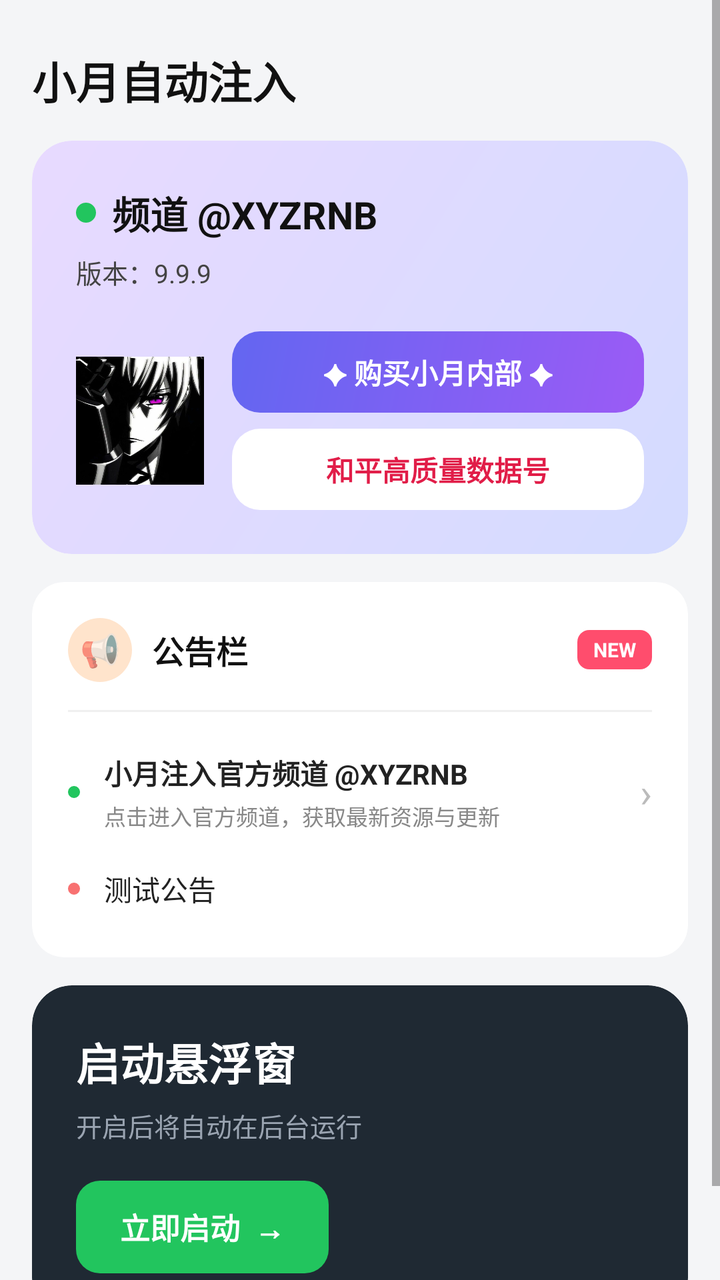
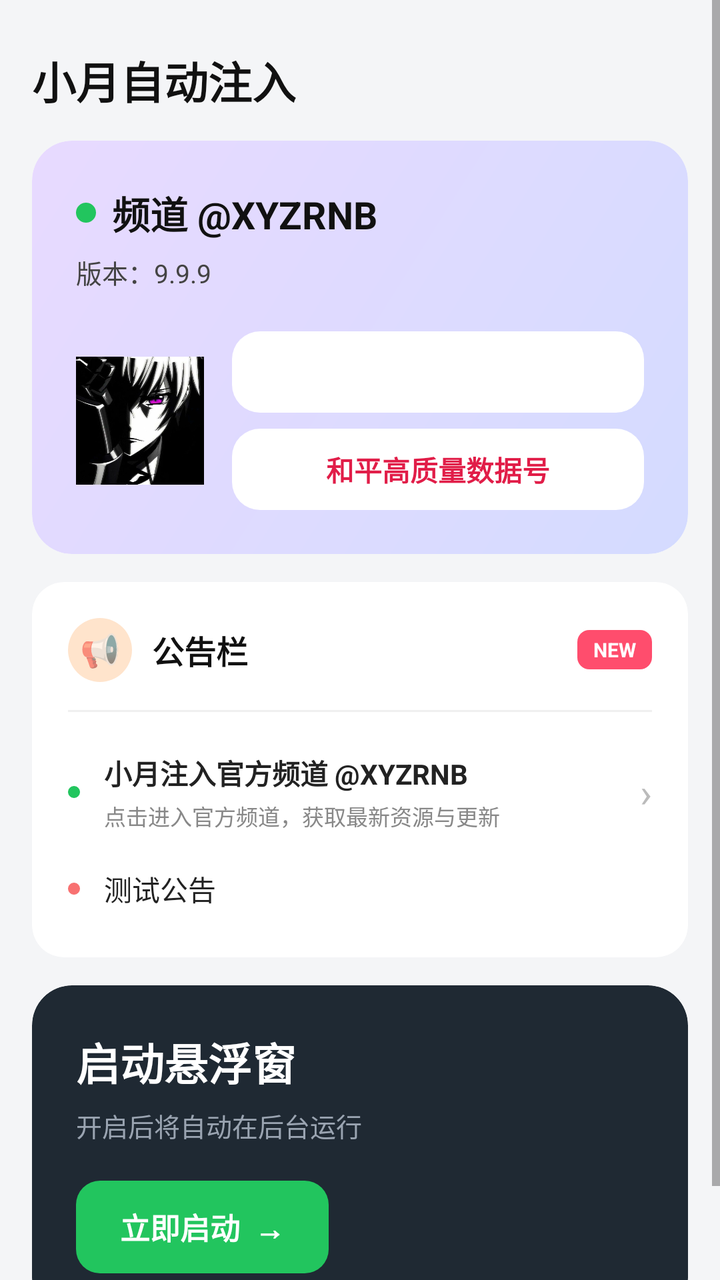

The first picture is an Android layout as it rendered before a commit; the second is the same layout after the commit. The layout source and the unified diff follow.
<!-- AndroidManifest.xml: application theme Theme.XYPAK -->
<!-- res/layout/fragment_home.xml -->
<?xml version="1.0" encoding="utf-8"?>
<ScrollView xmlns:android="http://schemas.android.com/apk/res/android"
    xmlns:app="http://schemas.android.com/apk/res-auto"
    android:layout_width="match_parent"
    android:layout_height="match_parent"
    android:fillViewport="true"
    android:background="@color/bg_main">

    <LinearLayout
        android:layout_width="match_parent"
        android:layout_height="wrap_content"
        android:orientation="vertical"
        android:padding="16dp">

        <TextView
            android:layout_width="wrap_content"
            android:layout_height="wrap_content"
            android:layout_marginTop="8dp"
            android:layout_marginBottom="14dp"
            android:text="小月自动注入"
            android:textColor="#111"
            android:textSize="22sp"
            android:textStyle="bold"/>

        
        <androidx.cardview.widget.CardView
            android:layout_width="match_parent"
            android:layout_height="wrap_content"
            app:cardCornerRadius="20dp"
            app:cardElevation="0dp">

            <LinearLayout
                android:layout_width="match_parent"
                android:layout_height="wrap_content"
                android:background="@drawable/bg_card_purple"
                android:orientation="vertical"
                android:padding="22dp">

                <LinearLayout
                    android:layout_width="wrap_content"
                    android:layout_height="wrap_content"
                    android:gravity="center_vertical"
                    android:orientation="horizontal">

                    <View
                        android:layout_width="10dp"
                        android:layout_height="10dp"
                        android:background="@drawable/dot_green"/>

                    <TextView
                        android:layout_width="wrap_content"
                        android:layout_height="wrap_content"
                        android:layout_marginLeft="8dp"
                        android:text="频道 @XYZRNB"
                        android:textColor="#111"
                        android:textSize="19sp"
                        android:textStyle="bold"/>
                </LinearLayout>

                <TextView
                    android:layout_width="wrap_content"
                    android:layout_height="wrap_content"
                    android:layout_marginTop="6dp"
                    android:text="版本：9.9.9"
                    android:textColor="#444"
                    android:textSize="13sp"/>

                <LinearLayout
                    android:layout_width="match_parent"
                    android:layout_height="wrap_content"
                    android:layout_marginTop="20dp"
                    android:gravity="center_vertical"
                    android:orientation="horizontal">

                    <ImageView
                        android:layout_width="64dp"
                        android:layout_height="64dp"
                        android:background="@drawable/bg_avatar"
                        android:scaleType="centerCrop"
                        android:src="@drawable/avatar"/>

                    
                    <LinearLayout
                        android:layout_width="0dp"
                        android:layout_height="wrap_content"
                        android:layout_marginLeft="14dp"
                        android:layout_weight="1"
                        android:orientation="vertical">

                        
                        <TextView
                            android:id="@+id/text_buy"
                            android:layout_width="match_parent"
                            android:layout_height="wrap_content"
                            android:background="@drawable/bg_pill_purple"
                            android:clickable="true"
                            android:focusable="true"
                            android:gravity="center"
                            android:paddingTop="10dp"
                            android:paddingBottom="10dp"
                            android:paddingLeft="14dp"
                            android:paddingRight="14dp"
                            android:text="✦ 购买小月内部 ✦"
                            android:textColor="#FFFFFF"
                            android:textSize="14sp"
                            android:textStyle="bold"/>

                        
                        <TextView
                            android:id="@+id/text_safe"
                            android:layout_width="match_parent"
                            android:layout_height="wrap_content"
                            android:layout_marginTop="8dp"
                            android:background="@drawable/bg_pill_light"
                            android:clickable="true"
                            android:focusable="true"
                            android:gravity="center"
                            android:paddingTop="10dp"
                            android:paddingBottom="10dp"
                            android:paddingLeft="14dp"
                            android:paddingRight="14dp"
                            android:text="和平高质量数据号"
                            android:textColor="#E11D48"
                            android:textSize="14sp"
                            android:textStyle="bold"/>
                    </LinearLayout>
                </LinearLayout>
            </LinearLayout>
        </androidx.cardview.widget.CardView>

        
        <androidx.cardview.widget.CardView
            android:layout_width="match_parent"
            android:layout_height="wrap_content"
            android:layout_marginTop="14dp"
            app:cardBackgroundColor="#fff"
            app:cardCornerRadius="16dp"
            app:cardElevation="0dp">

            <LinearLayout
                android:layout_width="match_parent"
                android:layout_height="wrap_content"
                android:orientation="vertical"
                android:padding="18dp">

                <LinearLayout
                    android:layout_width="match_parent"
                    android:layout_height="wrap_content"
                    android:gravity="center_vertical"
                    android:orientation="horizontal">

                    <FrameLayout
                        android:layout_width="32dp"
                        android:layout_height="32dp"
                        android:background="@drawable/bg_circle_soft_orange">
                        <TextView
                            android:layout_width="wrap_content"
                            android:layout_height="wrap_content"
                            android:layout_gravity="center"
                            android:text="📢"
                            android:textSize="16sp"/>
                    </FrameLayout>

                    <TextView
                        android:layout_width="0dp"
                        android:layout_height="wrap_content"
                        android:layout_marginLeft="10dp"
                        android:layout_weight="1"
                        android:text="公告栏"
                        android:textColor="#111"
                        android:textSize="16sp"
                        android:textStyle="bold"/>

                    <TextView
                        android:layout_width="wrap_content"
                        android:layout_height="wrap_content"
                        android:background="@drawable/bg_notice_tag"
                        android:paddingLeft="8dp"
                        android:paddingRight="8dp"
                        android:paddingTop="3dp"
                        android:paddingBottom="3dp"
                        android:text="NEW"
                        android:textColor="#FFFFFF"
                        android:textSize="10sp"
                        android:textStyle="bold"/>
                </LinearLayout>

                <View
                    android:layout_width="match_parent"
                    android:layout_height="1dp"
                    android:layout_marginTop="14dp"
                    android:background="#F0F0F0"/>

                
                <LinearLayout
                    android:id="@+id/notice_1"
                    android:layout_width="match_parent"
                    android:layout_height="wrap_content"
                    android:layout_marginTop="14dp"
                    android:background="?android:selectableItemBackground"
                    android:clickable="true"
                    android:focusable="true"
                    android:gravity="center_vertical"
                    android:orientation="horizontal"
                    android:paddingTop="6dp"
                    android:paddingBottom="6dp">

                    <View
                        android:layout_width="6dp"
                        android:layout_height="6dp"
                        android:background="@drawable/dot_green"/>

                    <LinearLayout
                        android:layout_width="0dp"
                        android:layout_height="wrap_content"
                        android:layout_marginLeft="12dp"
                        android:layout_weight="1"
                        android:orientation="vertical">

                        <TextView
                            android:layout_width="wrap_content"
                            android:layout_height="wrap_content"
                            android:text="小月注入官方频道 @XYZRNB"
                            android:textColor="#222"
                            android:textSize="14sp"
                            android:textStyle="bold"/>

                        <TextView
                            android:layout_width="wrap_content"
                            android:layout_height="wrap_content"
                            android:layout_marginTop="3dp"
                            android:text="点击进入官方频道，获取最新资源与更新"
                            android:textColor="#888"
                            android:textSize="11sp"/>
                    </LinearLayout>

                    <TextView
                        android:layout_width="wrap_content"
                        android:layout_height="wrap_content"
                        android:text="›"
                        android:textColor="#bbb"
                        android:textSize="20sp"/>
                </LinearLayout>

                
                <LinearLayout
                    android:layout_width="match_parent"
                    android:layout_height="wrap_content"
                    android:layout_marginTop="6dp"
                    android:gravity="center_vertical"
                    android:orientation="horizontal"
                    android:paddingTop="6dp"
                    android:paddingBottom="6dp">

                    <View
                        android:layout_width="6dp"
                        android:layout_height="6dp"
                        android:background="@drawable/dot_red"/>

                    <TextView
                        android:layout_width="0dp"
                        android:layout_height="wrap_content"
                        android:layout_marginLeft="12dp"
                        android:layout_weight="1"
                        android:text="测试公告"
                        android:textColor="#222"
                        android:textSize="14sp"/>
                </LinearLayout>

            </LinearLayout>
        </androidx.cardview.widget.CardView>

        
        <androidx.cardview.widget.CardView
            android:layout_width="match_parent"
            android:layout_height="wrap_content"
            android:layout_marginTop="14dp"
            android:layout_marginBottom="16dp"
            app:cardBackgroundColor="#1f2933"
            app:cardCornerRadius="20dp"
            app:cardElevation="0dp">

            <LinearLayout
                android:layout_width="match_parent"
                android:layout_height="wrap_content"
                android:orientation="vertical"
                android:padding="22dp">

                <TextView
                    android:layout_width="wrap_content"
                    android:layout_height="wrap_content"
                    android:text="启动悬浮窗"
                    android:textColor="#fff"
                    android:textSize="22sp"
                    android:textStyle="bold"/>

                <TextView
                    android:layout_width="wrap_content"
                    android:layout_height="wrap_content"
                    android:layout_marginTop="6dp"
                    android:text="开启后将自动在后台运行"
                    android:textColor="#9aa4b1"
                    android:textSize="13sp"/>

                <TextView
                    android:id="@+id/btn_start_float"
                    android:layout_width="wrap_content"
                    android:layout_height="wrap_content"
                    android:layout_marginTop="18dp"
                    android:background="@drawable/bg_btn_green"
                    android:paddingLeft="22dp"
                    android:paddingRight="22dp"
                    android:paddingTop="12dp"
                    android:paddingBottom="12dp"
                    android:text="立即启动  →"
                    android:textColor="#fff"
                    android:textSize="15sp"
                    android:textStyle="bold"/>
            </LinearLayout>
        </androidx.cardview.widget.CardView>

    </LinearLayout>
</ScrollView>
<!-- resources referenced by this layout -->
<resources>
  <color name="bg_main">#FFF4F5F7</color>
  <!-- drawable avatar: jpg bitmap (drawable, 57106 bytes) -->
  <!-- drawable bg_avatar (drawable) -->
  <?xml version="1.0" encoding="utf-8"?>
  <shape xmlns:android="http://schemas.android.com/apk/res/android" android:shape="oval">
      <gradient android:startColor="#A5DDFB" android:endColor="#7AB8E0"/>
  </shape>
  <!-- drawable bg_btn_green (drawable) -->
  <?xml version="1.0" encoding="utf-8"?>
  <shape xmlns:android="http://schemas.android.com/apk/res/android" android:shape="rectangle">
      <solid android:color="#22C55E"/>
      <corners android:radius="12dp"/>
  </shape>
  <!-- drawable bg_card_purple (drawable) -->
  <?xml version="1.0" encoding="utf-8"?>
  <shape xmlns:android="http://schemas.android.com/apk/res/android" android:shape="rectangle">
      <gradient android:angle="135" android:startColor="#D4DBFF" android:endColor="#E8DAFF"/>
      <corners android:radius="20dp"/>
  </shape>
  <!-- drawable bg_circle_soft_orange (drawable) -->
  <?xml version="1.0" encoding="utf-8"?>
  <shape xmlns:android="http://schemas.android.com/apk/res/android" android:shape="oval">
      <solid android:color="#FFE4CC"/>
  </shape>
  <!-- drawable bg_notice_tag (drawable) -->
  <?xml version="1.0" encoding="utf-8"?>
  <shape xmlns:android="http://schemas.android.com/apk/res/android" android:shape="rectangle">
      <solid android:color="#FF4D6D"/>
      <corners android:radius="6dp"/>
  </shape>
  <!-- drawable bg_pill_light (drawable) -->
  <?xml version="1.0" encoding="utf-8"?>
  <shape xmlns:android="http://schemas.android.com/apk/res/android" android:shape="rectangle">
      <solid android:color="#FFFFFFFF"/>
      <corners android:radius="14dp"/>
  </shape>
  <!-- drawable bg_pill_purple (drawable) -->
  <?xml version="1.0" encoding="utf-8"?>
  <shape xmlns:android="http://schemas.android.com/apk/res/android" android:shape="rectangle">
      <gradient android:angle="135" android:startColor="#9B5BF5" android:endColor="#6366F1"/>
      <corners android:radius="14dp"/>
  </shape>
  <!-- drawable dot_green (drawable) -->
  <?xml version="1.0" encoding="utf-8"?>
  <shape xmlns:android="http://schemas.android.com/apk/res/android" android:shape="oval">
      <solid android:color="#22C55E"/>
      <size android:width="10dp" android:height="10dp"/>
  </shape>
  <!-- drawable dot_red (drawable) -->
  <?xml version="1.0" encoding="utf-8"?>
  <shape xmlns:android="http://schemas.android.com/apk/res/android" android:shape="oval">
      <solid android:color="#F87171"/>
      <size android:width="10dp" android:height="10dp"/>
  </shape>
  <style name="Theme.XYPAK" parent="Theme.AppCompat.Light.NoActionBar">
          <item name="colorPrimary">#FF1FB960</item>
          <item name="colorPrimaryDark">#FF16994E</item>
          <item name="colorAccent">#FF1FB960</item>
      </style>
</resources>

<!-- the commit's change to res/layout/fragment_home.xml (unified diff, before → after) -->
@@ -92,7 +92,7 @@
                             android:id="@+id/text_buy"
                             android:layout_width="match_parent"
                             android:layout_height="wrap_content"
-                            android:background="@drawable/bg_pill_purple"
+                            android:background="@drawable/bg_pill_light"
                             android:clickable="true"
                             android:focusable="true"
                             android:gravity="center"
@@ -100,7 +100,7 @@
                             android:paddingBottom="10dp"
                             android:paddingLeft="14dp"
                             android:paddingRight="14dp"
-                            android:text="✦ 购买小月内部 ✦"
+                            android:text="购买小月内部"
                             android:textColor="#FFFFFF"
                             android:textSize="14sp"
                             android:textStyle="bold"/>
<!-- resource entries referenced after the edit -->
@@ -36,12 +36,6 @@
       <solid android:color="#FFFFFFFF"/>
       <corners android:radius="14dp"/>
   </shape>
-  <!-- drawable bg_pill_purple (drawable) -->
-  <?xml version="1.0" encoding="utf-8"?>
-  <shape xmlns:android="http://schemas.android.com/apk/res/android" android:shape="rectangle">
-      <gradient android:angle="135" android:startColor="#9B5BF5" android:endColor="#6366F1"/>
-      <corners android:radius="14dp"/>
-  </shape>
   <!-- drawable dot_green (drawable) -->
   <?xml version="1.0" encoding="utf-8"?>
   <shape xmlns:android="http://schemas.android.com/apk/res/android" android:shape="oval">
